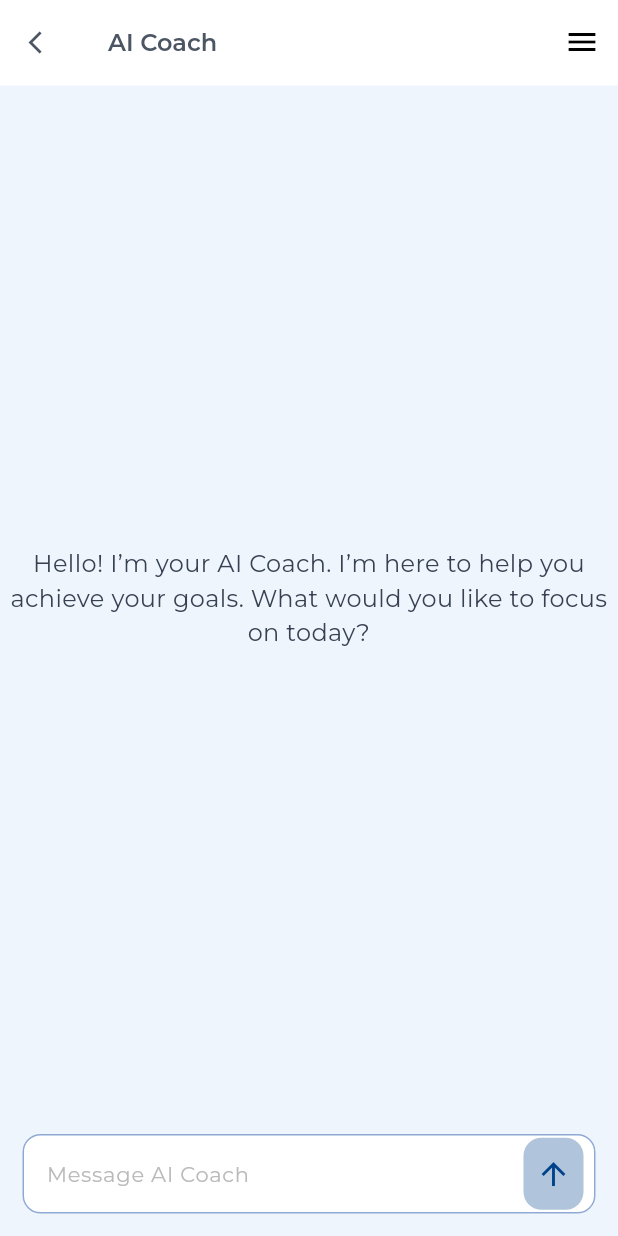
After one commit to MdLimon123/Find-A-Coach, a Flutter app: the AiChatScreen screen opened directly, on a phone screen of 412 x 824 dp. The commit adds this screen. Run offline on Flutter 3.47's test engine with Material 3 defaults, Android fonts, the phone set to English and light mode, and no system bars; our stand-ins replace flutter_otp_text_field, flutter_screenutil, flutter_spinkit, flutter_svg, get, image_cropper and 3 more; accounts and stored records are empty; project files that could hold a hidden picture were left out.

Commit message:
baki ache kichu

```diff
--- /dev/null
+++ b/lib/controllers/clientController/ai_chat_controller.dart
@@ -0,0 +1,18 @@
+import 'package:find_me_a_coach/models/clientModel/ai_chat_model.dart';
+import 'package:find_me_a_coach/models/clientModel/ai_message_model.dart';
+import 'package:get/get.dart';
+
+class AIChatController extends GetxController{
+
+
+  var aiCurrentChat = AIChatModel(aiMessages: <AiMessageModel>[].obs).obs;
+
+
+  Future<void> sendMessage({required String message})async{
+
+    aiCurrentChat.value.aiMessages.add(AiMessageModel(message: message, isUser: true));
+    aiCurrentChat.value.aiMessages.add(AiMessageModel(message: "loading...", isUser: false, isLoading: true));
+    await Future.delayed(Duration(seconds: 2));
+  }
+
+}
--- /dev/null
+++ b/lib/models/clientModel/ai_chat_model.dart
@@ -0,0 +1,7 @@
+import 'package:find_me_a_coach/models/clientModel/ai_message_model.dart';
+
+class AIChatModel {
+  List<AiMessageModel> aiMessages;
+
+  AIChatModel({required this.aiMessages});
+}
--- /dev/null
+++ b/lib/models/clientModel/ai_message_model.dart
@@ -0,0 +1,7 @@
+class AiMessageModel{
+  final String message;
+  final bool isUser;
+  final bool? isLoading;
+
+  AiMessageModel({required this.message, required this.isUser, this.isLoading});
+}
--- /dev/null
+++ b/lib/views/screen/ClientFlow/AiChatBoot/ai_chat_screen.dart
@@ -0,0 +1,168 @@
+import 'package:find_me_a_coach/controllers/clientController/ai_chat_controller.dart';
+import 'package:find_me_a_coach/utils/app_colors.dart';
+import 'package:find_me_a_coach/views/base/custom_appbar.dart';
+import 'package:flutter/material.dart';
+import 'package:flutter_svg/svg.dart';
+import 'package:get/get.dart';
+
+class AiChatScreen extends StatefulWidget {
+  const AiChatScreen({super.key});
+
+  @override
+  State<AiChatScreen> createState() => _AiChatScreenState();
+}
+
+class _AiChatScreenState extends State<AiChatScreen> {
+
+  final _aiChatController = Get.put(AIChatController());
+  final messageController = TextEditingController();
+
+  @override
+  Widget build(BuildContext context) {
+    return Scaffold(
+      backgroundColor: AppColors.backgroundColor,
+      appBar: CustomAppbar(title: "AI Coach"),
+      endDrawer: Drawer(
+        child: Column(
+          children: [
+            SizedBox(height: 64,),
+            ListTile(
+              onTap: () {
+
+              },
+              contentPadding: EdgeInsets.symmetric(horizontal: 24),
+              leading: SvgPicture.asset('assets/icons/new_chat.svg'),
+              title: Text(
+                'New Chat',
+                style: TextStyle(
+                    fontSize: 16,
+                    fontWeight: FontWeight.w400,
+                    color: AppColors.bigTextColor),
+              ),
+            ),
+            SizedBox(height: 24,),
+            ListTile(
+              onTap: () {
+
+              },
+              contentPadding: EdgeInsets.symmetric(horizontal: 24),
+              leading: SvgPicture.asset('assets/icons/refresh.svg'),
+              title: Text(
+                'History',
+                style: TextStyle(
+                    fontSize: 16,
+                    fontWeight: FontWeight.w400,
+                    color: AppColors.bigTextColor),
+              ),
+            ),
+          ],
+        ),
+      ),
+      body: Column(
+        mainAxisSize: MainAxisSize.min,
+        children: [
+
+          Obx((){
+            final text = _aiChatController.aiCurrentChat.value.aiMessages;
+           return Expanded(child: text.isEmpty?
+           Center(child: Text("Hello! I’m your AI Coach. I’m here to help you achieve your goals. What would you like to focus on today?",
+           style: TextStyle(
+             fontSize: 16,
+             fontWeight: FontWeight.w400,
+             color: Color(0xFF374151)
+           ),
+           textAlign: TextAlign.center,)):
+           ListView.builder(
+             itemCount: text.length,
+               itemBuilder: (context, index){
+               final message = text[index];
+             return Align(
+               alignment: message.isUser?Alignment.centerRight:Alignment.centerLeft,
+               child: Container(
+                 margin: EdgeInsets.symmetric(vertical: 5, horizontal: 15),
+                 padding: EdgeInsets.all(10),
+                 decoration: BoxDecoration(
+                   color: message.isUser? Color(0xFFE5E7EB):Colors.transparent,
+                 borderRadius: message.isUser? BorderRadius.circular(8): null),
+                 child: Text(message.message,style: TextStyle(
+                   fontSize: 14,
+                   fontWeight: FontWeight.w400,
+                   color: message.isUser?Color(0xFF374151):Color(0xFF4B5563),
+                 ),),
+                 ),
+
+             );
+           }));
+
+          }),
+
+          _buildMessageInput(),
+        ],
+      ),
+    );
+  }
+
+  _buildMessageInput() {
+    return Padding(
+        padding: EdgeInsets.symmetric(horizontal: 15, vertical: 15),
+        child: Column(
+          mainAxisAlignment: MainAxisAlignment.start,
+          crossAxisAlignment: CrossAxisAlignment.start,
+          children: [
+            TextFormField(
+              controller: messageController,
+                onFieldSubmitted: (value){
+                  _aiChatController.sendMessage(message: value);
+                  messageController.clear();
+                },
+                style: TextStyle(
+                    fontSize: 14,
+                    fontWeight: FontWeight.w400,
+                    color: Color(0xFF6B7280)
+                ),
+                decoration: InputDecoration(
+                    fillColor: Color(0xFFFFFFFF),
+                    filled: true,
+                    hintText: 'Message AI Coach',
+                    hintStyle: TextStyle(
+                        fontSize: 14,
+                        fontWeight: FontWeight.w400,
+                        color: Color(0xFFBABABA)
+                    ),
+                    border: OutlineInputBorder(
+                      borderRadius: BorderRadius.circular(12),
+                      borderSide: BorderSide(color: Color(0xFF8DA9D4)),
+                    ),
+                    focusedBorder: OutlineInputBorder(
+                      borderRadius: BorderRadius.circular(12),
+                      borderSide: BorderSide(color: Color(0xFF8DA9D4)),
+                    ),
+                    enabledBorder: OutlineInputBorder(
+                      borderRadius: BorderRadius.circular(12),
+                      borderSide: BorderSide(color: Color(0xFF8DA9D4)),
+                    ),
+                    suffixIcon:Container(
+                        height: 18,
+                        margin: EdgeInsets.only(right: 8),
+                        width: 32,
+                        decoration: BoxDecoration(
+                            borderRadius: BorderRadius.circular(12),
+                            color: Color(0xFFB0C4DB)),
+                        child: IconButton(
+                          onPressed: () {
+
+                            _aiChatController.sendMessage(message: messageController.text);
+                            messageController.clear();
+
+
+                          },
+                          icon: Icon(
+                            Icons.arrow_upward_outlined,
+                            color: AppColors.primaryColor,
+                          ),
+                        ))
+                ))
+          ],
+        ));
+  }
+}
--- a/lib/views/screen/ClientFlow/ClientAuth/client_login_screen.dart
+++ b/lib/views/screen/ClientFlow/ClientAuth/client_login_screen.dart
@@ -4,6 +4,7 @@ import 'package:find_me_a_coach/views/base/custom_button.dart';
 import 'package:find_me_a_coach/views/base/custom_text_field.dart';
 import 'package:find_me_a_coach/views/screen/ClientFlow/ClientAuth/client_forget_password_screen.dart';
 import 'package:find_me_a_coach/views/screen/ClientFlow/ClientAuth/client_signup_screen.dart';
+import 'package:find_me_a_coach/views/screen/ClientFlow/ClientHome/client_home_screen.dart';
 import 'package:flutter/gestures.dart';
 import 'package:flutter/material.dart';
 import 'package:flutter_svg/flutter_svg.dart';
@@ -78,7 +79,9 @@ class _ClientLoginScreenState extends State<ClientLoginScreen> {
             ),
           ),
           SizedBox(height: 24,),
-          CustomButton(onTap: (){},
+          CustomButton(onTap: (){
+            Get.to(()=> ClientHomeScreen());
+          },
               text: 'signIn'.tr), // Changed
           SizedBox(height: 36,),
           Row(
--- a/lib/views/screen/ClientFlow/ClientHome/client_home_screen.dart
+++ b/lib/views/screen/ClientFlow/ClientHome/client_home_screen.dart
@@ -2,6 +2,7 @@ import 'package:find_me_a_coach/utils/app_colors.dart';
 import 'package:find_me_a_coach/utils/style.dart';
 import 'package:find_me_a_coach/views/base/client_bottom_menu..dart';
 import 'package:find_me_a_coach/views/base/custom_text_field.dart';
+import 'package:find_me_a_coach/views/screen/ClientFlow/AiChatBoot/ai_chat_screen.dart';
 import 'package:find_me_a_coach/views/screen/ClientFlow/ClientHome/AllSubScreen/client_featured_coach_screen.dart';
 import 'package:find_me_a_coach/views/screen/ClientFlow/Notification/notification_screen.dart';
 import 'package:flutter/material.dart';
@@ -69,7 +70,9 @@ class _ClientHomeScreenState extends State<ClientHomeScreen> {
             Image.asset('assets/images/app_logo1.png'),
             Spacer(),
             _customContainer(
-              onTap: (){},
+              onTap: (){
+                Get.to(()=> AiChatScreen());
+              },
               image: 'assets/icons/cross.svg'
             ),
             _customContainer(
```
Also changed, not shown: assets/icons/new_chat.svg (added).
